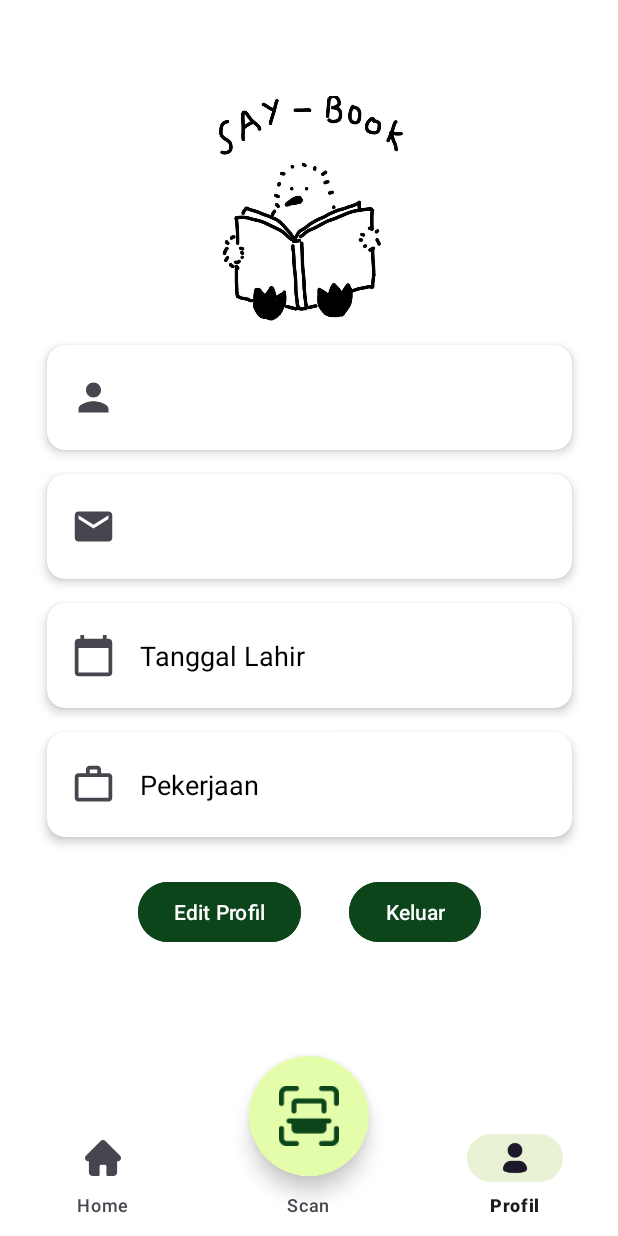
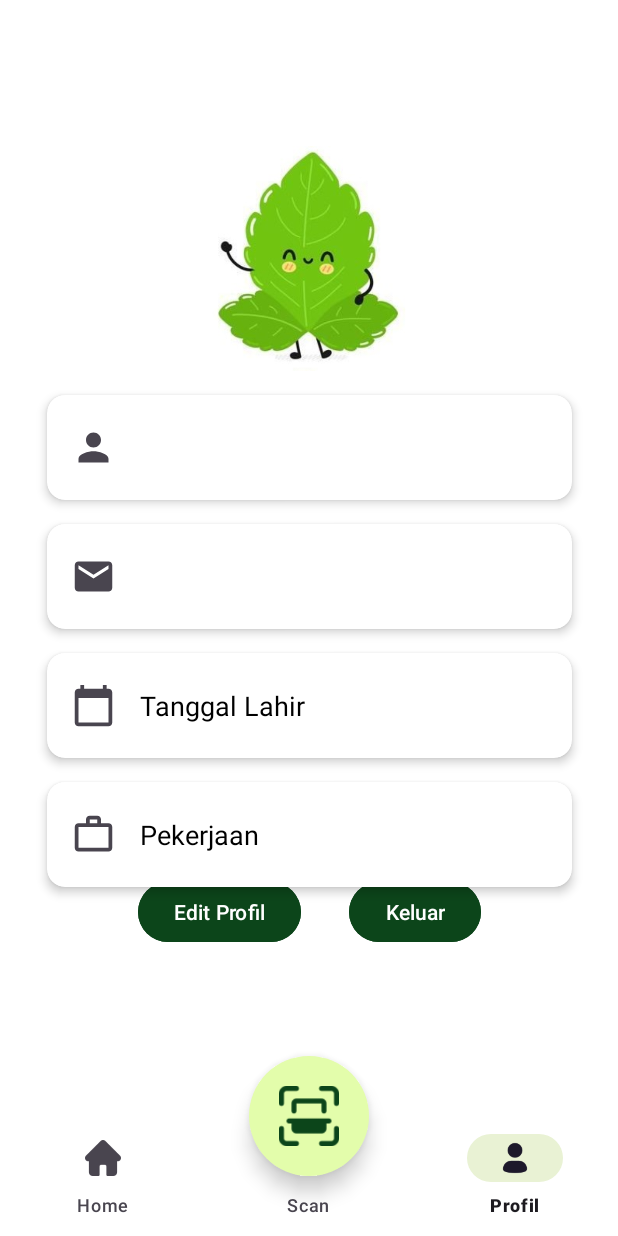
Before and after one commit to farizhaidar/Leaf-Sense, an Android app: the ProfilFragment screen opened through its navigation route, on a phone screen of 412 x 824 dp. Run offline under Robolectric (Android 15) with nearby library versions, the phone set to English and light mode, and no system bars; our stand-ins replace Firebase (no records; nobody signed in at launch, a user with empty details on screens opened directly), navigation-ui; 1 statement that could not run was skipped.

Commit message:
animasi profil, list, result

```diff
--- a/app/src/main/java/com/bangkit/leafsense/ui/detail/DetailActivity.kt
+++ b/app/src/main/java/com/bangkit/leafsense/ui/detail/DetailActivity.kt
@@ -20,6 +20,8 @@ class DetailActivity : AppCompatActivity() {
     private lateinit var articleId: String
 
     override fun onCreate(savedInstanceState: Bundle?) {
+        window.sharedElementEnterTransition = android.transition.TransitionInflater.from(this)
+            .inflateTransition(android.R.transition.move)
         super.onCreate(savedInstanceState)
 
         binding = ActivityDetailBinding.inflate(layoutInflater)
--- a/app/src/main/java/com/bangkit/leafsense/ui/profil/ProfilFragment.kt
+++ b/app/src/main/java/com/bangkit/leafsense/ui/profil/ProfilFragment.kt
@@ -33,6 +33,8 @@ class ProfilFragment : Fragment(R.layout.fragment_profil) {
         super.onViewCreated(view, savedInstanceState)
 
         _binding = FragmentProfilBinding.bind(view)
+
+        startSequentialAnimation()
 
         getUserProfileData()
 
@@ -196,6 +198,26 @@ class ProfilFragment : Fragment(R.layout.fragment_profil) {
         return age
     }
 
+    private fun startSequentialAnimation() {
+        val viewsToAnimate = listOf(
+            binding.profileImage,
+            binding.nameContainer,
+            binding.emailContainer,
+            binding.ageContainer,
+            binding.jobContainer
+        )
+
+        for ((index, view) in viewsToAnimate.withIndex()) {
+            view.alpha = 0f // Awalnya tidak terlihat
+            view.animate()
+                .alpha(1f) // Transparansi berubah menjadi terlihat
+                .translationYBy(50f) // Elemen muncul dari bawah
+                .setStartDelay((index * 200).toLong()) // Tambahkan delay untuk setiap elemen
+                .setDuration(300) // Durasi animasi
+                .start()
+        }
+    }
+
     override fun onDestroyView() {
         super.onDestroyView()
         _binding = null
--- a/app/src/main/res/layout/fragment_profil.xml
+++ b/app/src/main/res/layout/fragment_profil.xml
@@ -14,7 +14,7 @@
         android:contentDescription="Profile Image"
         android:elevation="8dp"
         android:scaleType="centerCrop"
-        android:src="@drawable/saybook"
+        android:src="@drawable/profil_leaf"
         app:layout_constraintEnd_toEndOf="parent"
         app:layout_constraintHorizontal_bias="0.498"
         app:layout_constraintStart_toStartOf="parent"
```
Also changed, not shown: app/src/main/java/com/bangkit/leafsense/ui/ArticlesAdapter.kt (+9 -1 lines), app/src/main/java/com/bangkit/leafsense/ui/result/ResultActivity.kt (+26 -6 lines), app/src/main/res/layout/activity_result.xml (+13 -0 lines), app/src/main/res/layout/item_article.xml (+11 -5 lines), app/src/main/res/drawable/profil_leaf.jpg (added).
